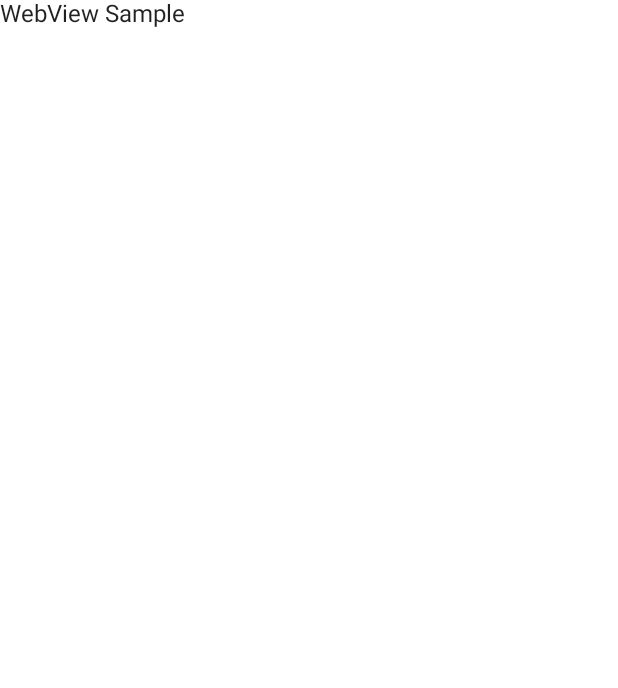
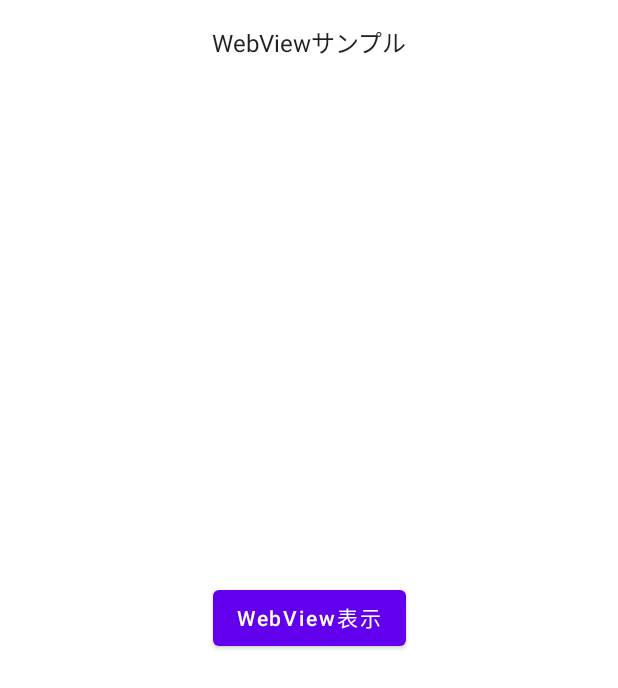
Before and after one commit to hayashitoshiki/WebViewSample, an Android app built with Jetpack Compose: the screen it shows after launch (MainActivity), on a phone screen of 412 x 824 dp. Before the commit the part shown is almost empty. Shown: the top 688 px of the screen. Run offline under Robolectric (Android 15) with nearby library versions, the phone set to English and light mode, and no system bars.

Commit message:
WebViewサンプル追加

```diff
--- a/app/build.gradle
+++ b/app/build.gradle
@@ -62,4 +62,10 @@ dependencies {
     androidTestImplementation 'androidx.test.espresso:espresso-core:3.4.0'
     androidTestImplementation "androidx.compose.ui:ui-test-junit4:$compose_version"
     debugImplementation "androidx.compose.ui:ui-tooling:$compose_version"
+
+    // navigation
+    def navigation_version = "2.5.0-alpha03"
+    implementation "androidx.navigation:navigation-fragment-ktx:$navigation_version"
+    implementation "androidx.navigation:navigation-ui-ktx:$navigation_version"
+    implementation "androidx.navigation:navigation-compose:$navigation_version"
 }
--- a/app/src/main/AndroidManifest.xml
+++ b/app/src/main/AndroidManifest.xml
@@ -2,6 +2,7 @@
 <manifest xmlns:android="http://schemas.android.com/apk/res/android"
     package="com.myapp.webviewsample">
 
+    <uses-permission android:name="android.permission.INTERNET"/>
     <application
         android:allowBackup="true"
         android:icon="@mipmap/ic_launcher"
--- a/app/src/main/java/com/myapp/webviewsample/MainActivity.kt
+++ b/app/src/main/java/com/myapp/webviewsample/MainActivity.kt
@@ -5,7 +5,7 @@ import androidx.activity.ComponentActivity
 import androidx.activity.compose.setContent
 import androidx.compose.material.MaterialTheme
 import androidx.compose.material.Surface
-import com.myapp.webviewsample.ui.screen.HomeScreen
+import com.myapp.webviewsample.ui.WebViewSampleAppNavHost
 import com.myapp.webviewsample.ui.theme.WebViewSampleTheme
 
 class MainActivity : ComponentActivity() {
@@ -13,9 +13,8 @@ class MainActivity : ComponentActivity() {
         super.onCreate(savedInstanceState)
         setContent {
             WebViewSampleTheme {
-                // A surface container using the 'background' color from the theme
                 Surface(color = MaterialTheme.colors.background) {
-                    HomeScreen()
+                    WebViewSampleAppNavHost()
                 }
             }
         }
--- /dev/null
+++ b/app/src/main/java/com/myapp/webviewsample/ui/Navigation.kt
@@ -0,0 +1,40 @@
+package com.myapp.webviewsample.ui
+
+import androidx.compose.runtime.Composable
+import androidx.navigation.compose.NavHost
+import androidx.navigation.compose.composable
+import androidx.navigation.compose.rememberNavController
+import com.myapp.webviewsample.ui.screen.FirstScreen
+import com.myapp.webviewsample.ui.screen.WebViewScreen
+
+/**
+ * 画面定義
+ *
+ * @property route 遷移パス
+ * @property screenName ナビゲーションタイトル
+ */
+sealed class Screens(
+    val route: String,
+    val screenName: String
+) {
+
+    object First : Screens("first_route", "ホーム")
+    object WebView : Screens("web_view_route", "ホーム")
+}
+
+/**
+ * 振り返り日記Activity用 NavigationHost
+ *
+ */
+@Composable
+fun WebViewSampleAppNavHost() {
+    val navController = rememberNavController()
+    NavHost(
+        navController = navController,
+        startDestination = Screens.First.route
+    ) {
+
+        composable(route = Screens.First.route) { FirstScreen(navController) }
+        composable(route = Screens.WebView.route) { WebViewScreen() }
+    }
+}
--- /dev/null
+++ b/app/src/main/java/com/myapp/webviewsample/ui/screen/FirstScreen.kt
@@ -0,0 +1,38 @@
+package com.myapp.webviewsample.ui.screen
+
+import androidx.compose.foundation.layout.Box
+import androidx.compose.foundation.layout.fillMaxSize
+import androidx.compose.foundation.layout.padding
+import androidx.compose.material.Button
+import androidx.compose.material.Text
+import androidx.compose.runtime.Composable
+import androidx.compose.ui.Alignment
+import androidx.compose.ui.Modifier
+import androidx.compose.ui.unit.dp
+import androidx.navigation.NavHostController
+import com.myapp.webviewsample.ui.Screens
+
+
+@Composable
+fun FirstScreen(navController: NavHostController) {
+    FirstContent(navController)
+}
+
+@Composable
+fun FirstContent(navController: NavHostController) {
+
+    Box(modifier = Modifier.fillMaxSize()) {
+        Text(
+            text = "WebViewサンプル",
+            modifier = Modifier
+                .align(Alignment.TopCenter)
+                .padding(top = 16.dp)
+        )
+        Button(
+            onClick = { navController.navigate(Screens.WebView.route) },
+            modifier = Modifier.align(Alignment.Center)
+        ) {
+            Text(text = "WebView表示")
+        }
+    }
+}
--- a/app/src/main/java/com/myapp/webviewsample/ui/screen/HomeScreen.kt
+++ /dev/null
@@ -1,14 +0,0 @@
-package com.myapp.webviewsample.ui.screen
-
-import androidx.compose.foundation.layout.Column
-import androidx.compose.material.Text
-import androidx.compose.runtime.Composable
-
-
-@Composable
-fun HomeScreen() {
-
-    Column {
-        Text(text = "WebView Sample")
-    }
-}
--- a/build.gradle
+++ b/build.gradle
@@ -1,7 +1,7 @@
 // Top-level build file where you can add configuration options common to all sub-projects/modules.
 buildscript {
     ext {
-        compose_version = '1.1.0'
+        compose_version = '1.1.1'
     }
     repositories {
         google()
@@ -9,7 +9,7 @@ buildscript {
     }
     dependencies {
         classpath "com.android.tools.build:gradle:7.0.2"
-        classpath "org.jetbrains.kotlin:kotlin-gradle-plugin:1.5.21"
+        classpath "org.jetbrains.kotlin:kotlin-gradle-plugin:1.6.10"
 
         // NOTE: Do not place your application dependencies here; they belong
         // in the individual module build.gradle files
```
Also changed, not shown: app/src/main/java/com/myapp/webviewsample/ui/component/WebViewUtil.kt (added, +64 -0 lines), app/src/main/java/com/myapp/webviewsample/ui/screen/WebViewScreen.kt (added, +27 -0 lines).
